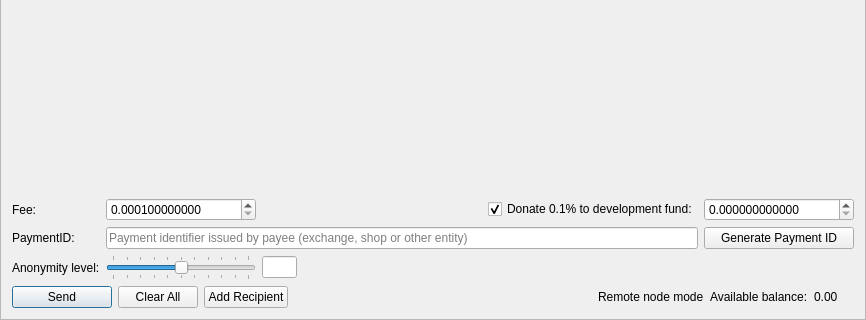
This is src/gui/ui/sendframe.ui in cryptonotefoundation/cryptonotewallet as Qt 5 draws it before an edit; both pictures show x 0 to 866 and y 270 to 590 of the 866 by 590 pixel window. The edited form follows.
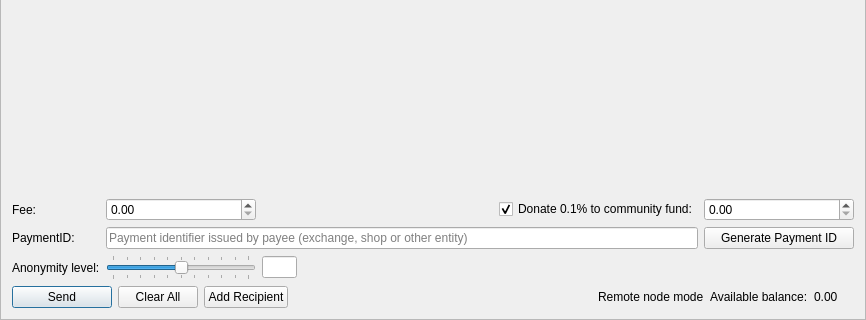
This is the edited form. Icons and pictures are not drawn.

What changed in the file:
```diff
--- a/src/gui/ui/sendframe.ui
+++ b/src/gui/ui/sendframe.ui
@@ -122,7 +122,7 @@
      <item row="1" column="3">
       <widget class="QCheckBox" name="donateCheckBox">
        <property name="text">
-        <string>Donate 0.1% to development fund:</string>
+        <string>Donate 0.1% to community fund:</string>
        </property>
        <property name="checked">
         <bool>true</bool>
@@ -205,10 +205,10 @@
         <string/>
        </property>
        <property name="decimals">
-        <number>12</number>
+        <number>2</number>
        </property>
        <property name="minimum">
-        <double>0.000100000000000</double>
+        <double>0.000000000000000</double>
        </property>
        <property name="maximum">
         <double>999999999999999.000000000000000</double>
@@ -217,7 +217,7 @@
         <double>0.000100000000000</double>
        </property>
        <property name="value">
-        <double>0.000100000000000</double>
+        <double>0.000000000000000</double>
        </property>
       </widget>
      </item>
@@ -267,7 +267,7 @@
         <locale language="English" country="UnitedStates"/>
        </property>
        <property name="decimals">
-        <number>12</number>
+        <number>2</number>
        </property>
        <property name="maximum">
         <double>999999999999999.000000000000000</double>
```
Left out of the diff: 8 changed lines with no effect on the pictures.
